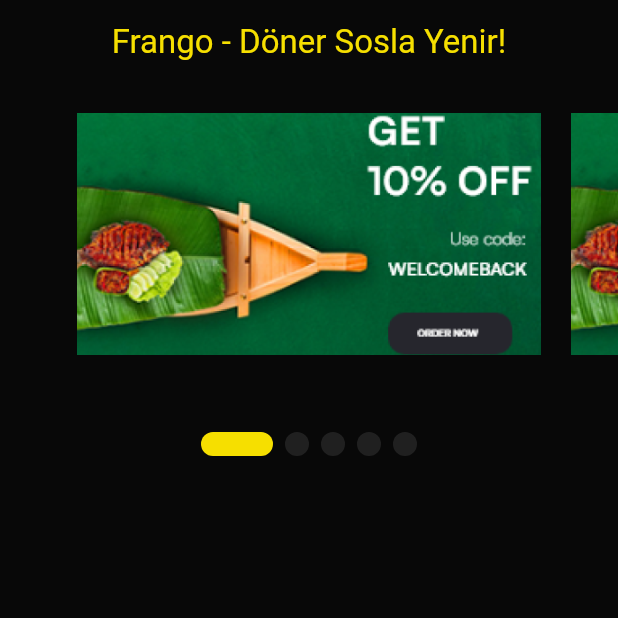
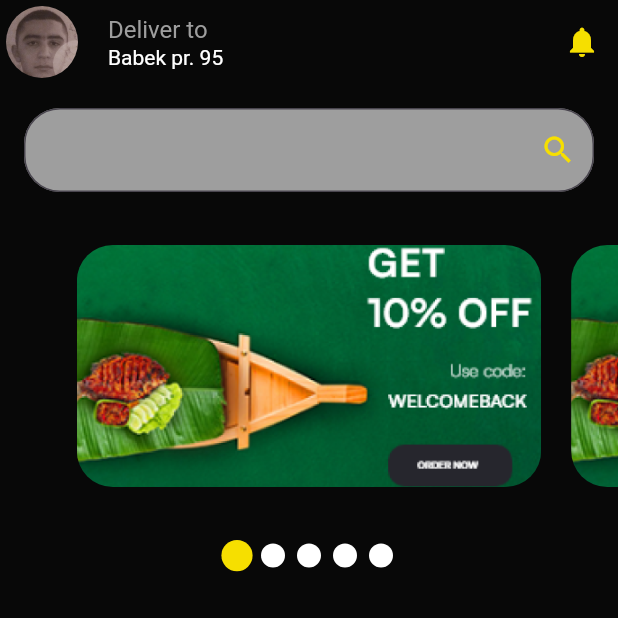
Before and after one commit to sadiqaliyev01/frango_restaurant_app, a Flutter app: the screen it shows after launch, after a tap on "Ötürün", on a phone screen of 412 x 824 dp, the top half of it. Run offline on Flutter 3.47's test engine with Material 3 defaults, Android fonts, the phone set to English and light mode, and no system bars; drawn by our look-alikes of smooth_page_indicator; our stand-ins replace shared_preferences.

Commit message:
- app bar is done, search bar is done

```diff
--- a/lib/app.dart
+++ b/lib/app.dart
@@ -14,7 +14,7 @@ class _MyAppState extends State<MyApp> {
   bool? isHome;
   bool? isSplash;
 
-  void getInstanceOrder() async {
+  void getInstanceHome() async {
     SharedPreferences prefsHome = await SharedPreferences.getInstance();
     isHome = prefsHome.getBool("Home");
     setState(() {});
@@ -28,7 +28,7 @@ class _MyAppState extends State<MyApp> {
   @override
   void initState() {
     super.initState();
-    getInstanceOrder();
+    getInstanceHome();
     getInstanceSplash();
   }
 
--- a/lib/presentation/screens/home_screen/home_screen.dart
+++ b/lib/presentation/screens/home_screen/home_screen.dart
@@ -1,8 +1,11 @@
 import 'package:flutter/material.dart';
 import 'package:frango_restaurant_app/data/models/local/home_screen_scroller_model.dart';
+import 'package:frango_restaurant_app/presentation/screens/home_screen/widgets/app_bar_items.dart';
 import 'package:frango_restaurant_app/presentation/screens/home_screen/widgets/campaigns.dart';
 import 'package:frango_restaurant_app/presentation/widgets/dot_indicator.dart';
 import 'package:frango_restaurant_app/utils/constants/app_colors.dart';
+import 'package:frango_restaurant_app/utils/constants/app_paddings.dart';
+import 'package:frango_restaurant_app/utils/constants/app_radiuses.dart';
 
 class HomeScreen extends StatelessWidget {
   const HomeScreen({super.key});
@@ -17,20 +20,30 @@ class HomeScreen extends StatelessWidget {
 
     return Scaffold(
       backgroundColor: AppColors.primaryBlack,
-      appBar: AppBar(
-        backgroundColor: AppColors.primaryBlack,
-        foregroundColor: AppColors.primaryYellow,
-        title: const Text('Frango - Döner Sosla Yenir!'),
-        centerTitle: true,
-      ),
-      body: Column(
+      appBar: const AppBarItems(),
+      body: ListView(
         children: [
+          Padding(
+            padding: AppPaddings.a16,
+            child: TextFormField(
+              decoration: const InputDecoration(
+                filled: true,
+                fillColor: AppColors.grey,
+                suffixIconColor: AppColors.primaryYellow,
+                suffixIcon: Icon(
+                  Icons.search,
+                ),
+                border: OutlineInputBorder(borderRadius: AppRadiuses.a24),
+              ),
+            ),
+          ),
           Campaigns(pageController: pageController),
-          Padding(
-            padding: const EdgeInsets.all(16.0),
+          Center(
             child: DotIndicator(
               pageController: pageController,
               itemCount: scrollerModel.length,
+              activeDotColor: AppColors.primaryYellow,
+              dotColor: AppColors.white,
             ),
           ),
         ],
--- /dev/null
+++ b/lib/presentation/screens/home_screen/widgets/app_bar_items.dart
@@ -0,0 +1,45 @@
+import 'package:flutter/material.dart';
+import 'package:frango_restaurant_app/presentation/widgets/avatar_image.dart';
+import 'package:frango_restaurant_app/utils/constants/app_colors.dart';
+import 'package:frango_restaurant_app/utils/constants/app_paddings.dart';
+
+class AppBarItems extends StatelessWidget implements PreferredSizeWidget{
+  const AppBarItems({super.key});
+
+  @override
+  Size get preferredSize => const Size.fromHeight(kToolbarHeight);
+
+
+  @override
+  Widget build(BuildContext context) {
+    return AppBar(
+      backgroundColor: AppColors.primaryBlack,
+      title: const Column(
+        mainAxisAlignment: MainAxisAlignment.center,
+        crossAxisAlignment: CrossAxisAlignment.start,
+        children: [
+          Text(
+            "Deliver to",
+            style: TextStyle(color: AppColors.grey, fontSize: 16.0),
+          ),
+          Text(
+            "Babek pr. 95",
+            style: TextStyle(color: AppColors.white, fontSize: 14.0),
+          ),
+        ],
+      ),
+      leading: const Padding(padding: AppPaddings.a4, child: AvatarImage()),
+      actions: [
+        IconButton(
+          onPressed: () {},
+          icon: const Icon(
+              Icons.notifications,
+              color: AppColors.primaryYellow
+          ),
+        ),
+      ],
+    );
+  }
+
+
+}
--- a/lib/presentation/screens/home_screen/widgets/campaigns.dart
+++ b/lib/presentation/screens/home_screen/widgets/campaigns.dart
@@ -1,6 +1,7 @@
 import 'package:flutter/material.dart';
 import 'package:frango_restaurant_app/data/models/local/home_screen_scroller_model.dart';
 import 'package:frango_restaurant_app/utils/constants/app_paddings.dart';
+import 'package:frango_restaurant_app/utils/constants/app_radiuses.dart';
 
 class Campaigns extends StatelessWidget {
   const Campaigns({super.key, required this.pageController});
@@ -23,9 +24,12 @@ class Campaigns extends StatelessWidget {
               Expanded(
                 child: Padding(
                   padding: AppPaddings.h10,
-                  child: Image.asset(
-                    discount.image,
-                    fit: BoxFit.contain,
+                  child: ClipRRect(
+                    borderRadius: AppRadiuses.a24,
+                    child: Image.asset(
+                      discount.image,
+                      fit: BoxFit.contain,
+                    ),
                   ),
                 ),
               ),
--- a/lib/presentation/screens/onboard_screen/onboard_screen.dart
+++ b/lib/presentation/screens/onboard_screen/onboard_screen.dart
@@ -49,6 +49,8 @@ class OnboardScreen extends StatelessWidget {
           DotIndicator(
             pageController: pageController,
             itemCount: onboards.length,
+            activeDotColor: AppColors.primaryYellow,
+            dotColor: AppColors.black,
           ),
           const SizedBox(height: 20),
           SkipButton(
--- /dev/null
+++ b/lib/presentation/widgets/avatar_image.dart
@@ -0,0 +1,22 @@
+import 'package:flutter/material.dart';
+import 'package:frango_restaurant_app/utils/constants/app_paddings.dart';
+
+class AvatarImage extends StatelessWidget {
+  const AvatarImage({super.key, this.onTap});
+
+  final Function()? onTap;
+
+  @override
+  Widget build(BuildContext context) {
+    return ClipRRect(
+      borderRadius: BorderRadius.circular(30),
+      child: GestureDetector(
+        onTap: () {},
+        child: Image.asset(
+          "assets/png/person_pp.png",
+          fit: BoxFit.cover,
+        ),
+      ),
+    );
+  }
+}
--- a/lib/presentation/widgets/dot_indicator.dart
+++ b/lib/presentation/widgets/dot_indicator.dart
@@ -1,12 +1,18 @@
 import 'package:flutter/material.dart';
-import 'package:frango_restaurant_app/utils/constants/app_colors.dart';
 import 'package:smooth_page_indicator/smooth_page_indicator.dart';
 
 class DotIndicator extends StatelessWidget {
-  const DotIndicator({super.key, required this.pageController, required this.itemCount});
+  const DotIndicator(
+      {super.key,
+      required this.pageController,
+      required this.itemCount,
+      required this.activeDotColor,
+      required this.dotColor});
 
   final PageController pageController;
   final int itemCount;
+  final Color activeDotColor;
+  final Color dotColor;
 
   @override
   Widget build(BuildContext context) {
@@ -15,16 +21,10 @@ class DotIndicator extends StatelessWidget {
       child: SmoothPageIndicator(
         controller: pageController,
         count: itemCount,
-        effect: const ExpandingDotsEffect(
-          activeDotColor: AppColors.primaryYellow,
-          dotColor: AppColors.black,
-          dotWidth: 16,
+        effect: ScrollingDotsEffect(
+          activeDotColor: activeDotColor,
+          dotColor: dotColor,
         ),
-        // WormEffect(
-        //   activeDotColor: AppColors.primaryYellow,
-        //   dotColor: AppColors.primaryBlack,
-        //   dotWidth: 30,
-        // ),
       ),
     );
   }
--- a/lib/utils/constants/app_colors.dart
+++ b/lib/utils/constants/app_colors.dart
@@ -7,4 +7,5 @@ class AppColors {
   static const Color primaryBlack = Color(0xff080808);
   static const Color black = Color(0xff202020);
   static const Color white = Colors.white;
+  static const Color grey = Colors.grey;
 }
--- a/lib/utils/constants/app_paddings.dart
+++ b/lib/utils/constants/app_paddings.dart
@@ -4,4 +4,7 @@ class AppPaddings {
   AppPaddings._();
 
   static const h10 = EdgeInsets.symmetric(horizontal: 10);
+  static const a4 = EdgeInsets.all(4);
+  static const a16 = EdgeInsets.all(16);
+
 }
--- /dev/null
+++ b/lib/utils/constants/app_radiuses.dart
@@ -0,0 +1,10 @@
+import 'package:flutter/material.dart';
+
+class AppRadiuses {
+  AppRadiuses._();
+
+  static const a6 = BorderRadius.all(Radius.circular(6));
+  static const a8= BorderRadius.all(Radius.circular(8));
+  static const a10 = BorderRadius.all(Radius.circular(10));
+  static const a24 = BorderRadius.all(Radius.circular(24));
+}
--- a/pubspec.yaml
+++ b/pubspec.yaml
@@ -36,8 +36,8 @@ dependencies:
   # Use with the CupertinoIcons class for iOS style icons.
   cupertino_icons: ^1.0.6
   animate_do: ^3.3.4
-  smooth_page_indicator: ^1.1.0
-  shared_preferences: ^2.0.15
+  smooth_page_indicator: ^1.2.0
+  shared_preferences: ^2.2.3
 
 dev_dependencies:
   flutter_test:
```
Also changed, not shown: assets/png/person_pp.png (added), pubspec.lock.
